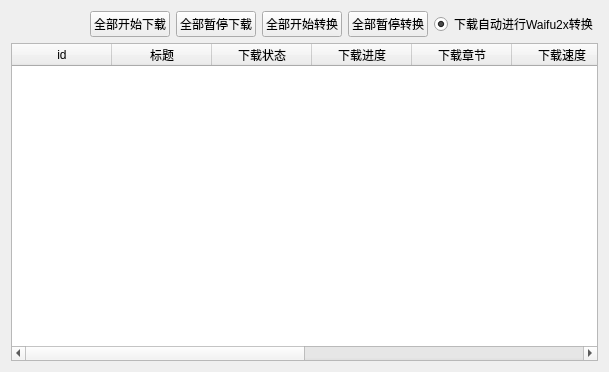
tonquer/picacg-qt, file ui/ui_download.ui: the form before one commit.
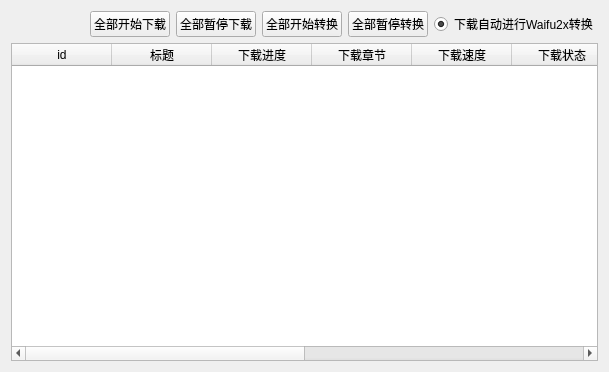
The form after the commit.

The edit to the form file:
```diff
--- a/ui/ui_download.ui
+++ b/ui/ui_download.ui
@@ -86,11 +86,6 @@
          <string>标题</string>
         </property>
        </column>
-       <column>
-        <property name="text">
-         <string>下载状态</string>
-        </property>
-       </column>
        <column>
         <property name="text">
          <string>下载进度</string>
@@ -106,6 +101,11 @@
          <string>下载速度</string>
         </property>
        </column>
+       <column>
+        <property name="text">
+         <string>下载状态</string>
+        </property>
+       </column>
        <column>
         <property name="text">
          <string>转换进度</string>
```
